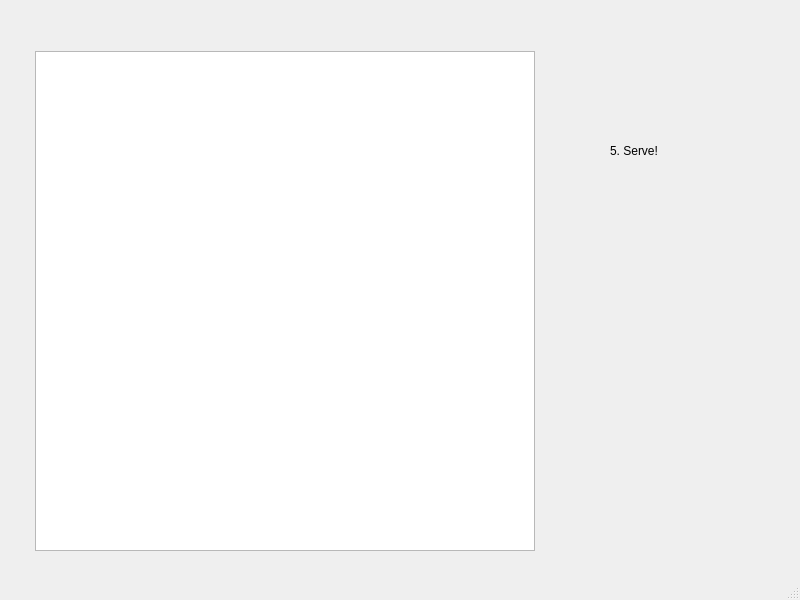
seojungood/Icecream-make-tutorial, file mainwindow.ui: the form before one commit.
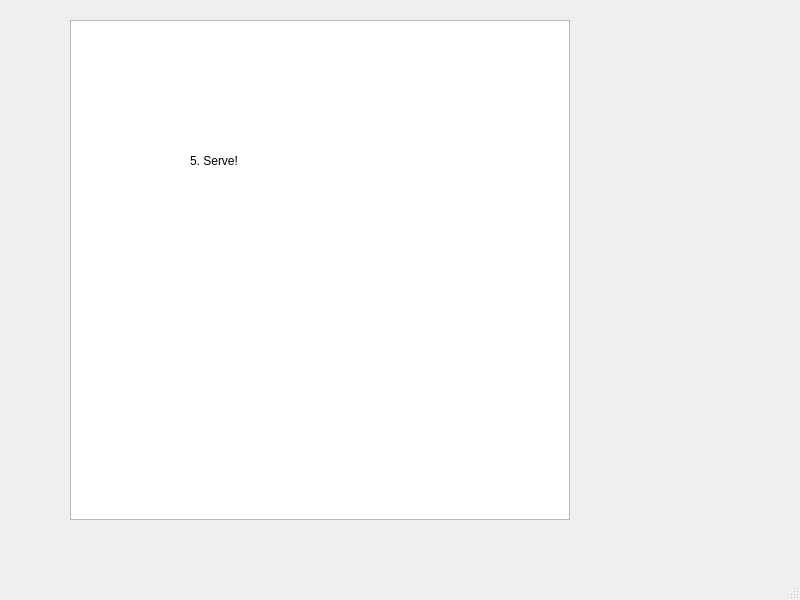
The form after the commit. The open tabs and pages were chosen to show the change.

Commit message: Integrated Box2D GraphicsView into stackedWidget

```diff
--- a/mainwindow.ui
+++ b/mainwindow.ui
@@ -14,23 +14,13 @@
    <string>MainWindow</string>
   </property>
   <widget class="QWidget" name="centralwidget">
-   <widget class="QGraphicsView" name="graphicsView">
-    <property name="geometry">
-     <rect>
-      <x>35</x>
-      <y>51</y>
-      <width>500</width>
-      <height>500</height>
-     </rect>
-    </property>
-   </widget>
    <widget class="QStackedWidget" name="gameScreens">
     <property name="geometry">
      <rect>
-      <x>420</x>
-      <y>-10</y>
-      <width>381</width>
-      <height>581</height>
+      <x>0</x>
+      <y>0</y>
+      <width>600</width>
+      <height>600</height>
      </rect>
     </property>
     <property name="currentIndex">
@@ -125,6 +115,18 @@
        <string>5. Serve!</string>
       </property>
      </widget>
+     <widget class="QGraphicsView" name="graphicsView">
+      <property name="geometry">
+       <rect>
+        <x>70</x>
+        <y>20</y>
+        <width>500</width>
+        <height>500</height>
+       </rect>
+      </property>
+     </widget>
+     <zorder>graphicsView</zorder>
+     <zorder>label_6</zorder>
     </widget>
    </widget>
   </widget>
```
Left out of the diff: 2 changed lines with no effect on the pictures.
